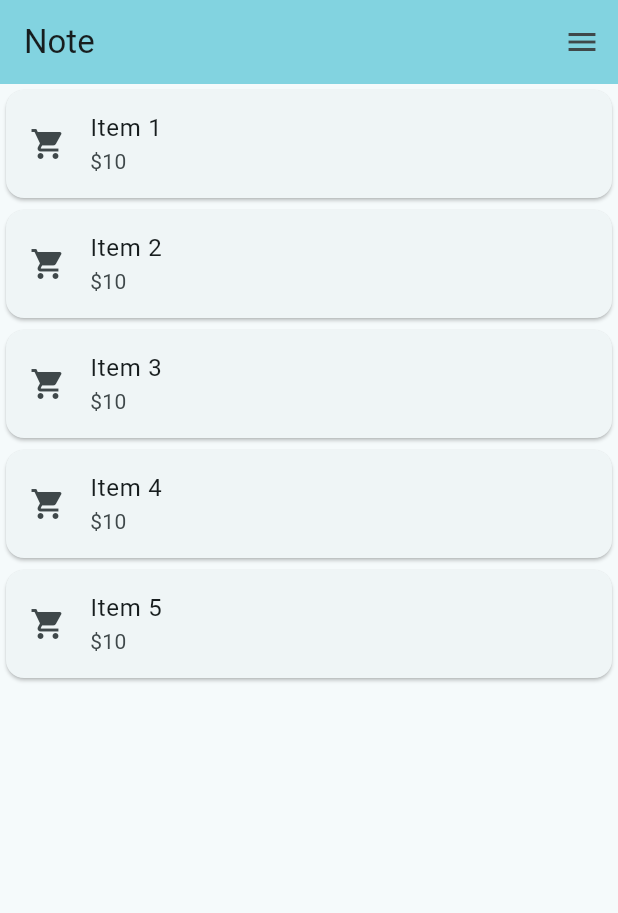
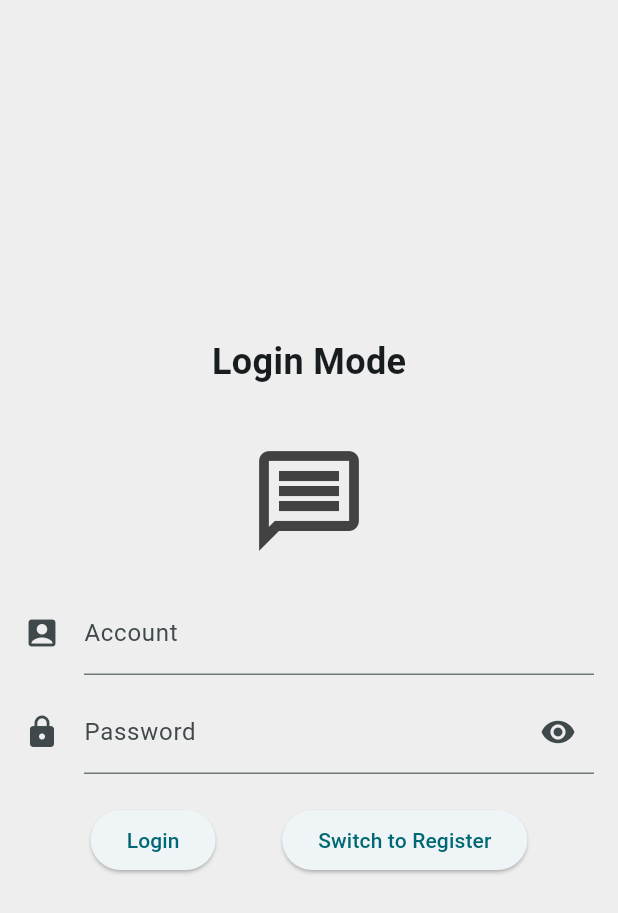
Before and after one commit to fanice1998/ruruChart, a Flutter app: the screen it shows after launch, on a phone screen of 412 x 824 dp. Shown: the top 913 px of the screen. Run offline on Flutter 3.47's test engine with Material 3 defaults, Android fonts, the phone set to English and light mode, and no system bars; our stand-ins replace logger.

Commit message:
create LoginPage.date

```diff
--- /dev/null
+++ b/flutter/client/lib/loginPage/loginPage.dart
@@ -0,0 +1,138 @@
+import 'package:flutter/material.dart';
+import 'package:logger/logger.dart';
+
+class LoginPage extends StatefulWidget {
+  @override
+  _LoginPageState createState() => _LoginPageState();
+}
+
+class _LoginPageState extends State<LoginPage> {
+  bool _isRegistering = false;
+  final logger = Logger();
+
+  void _toggleRegister(bool value) {
+    setState(() {
+      _isRegistering = value;
+      logger.d("Register mode changed to: $_isRegistering");
+    });
+  }
+
+  @override
+  Widget build(BuildContext context) {
+    return Scaffold(
+      backgroundColor: Colors.grey.shade200,
+      body: SafeArea(
+        child: Center(
+          child: SingleChildScrollView(
+            child: Column(
+              mainAxisAlignment: MainAxisAlignment.center,
+              children: [
+                Text(
+                  _isRegistering ? 'Register Mode' : 'Login Mode',
+                  style: TextStyle(fontSize: 24, fontWeight: FontWeight.bold),
+                ),
+                SizedBox(height: 20),
+                SigninPage(
+                  isRegistering: _isRegistering,
+                  onRegisterChanged: _toggleRegister,
+                ),
+              ],
+            ),
+          ),
+        ),
+      ),
+    );
+  }
+}
+
+class SigninPage extends StatefulWidget {
+  final bool isRegistering;
+  final ValueChanged<bool> onRegisterChanged;
+
+  SigninPage({required this.isRegistering, required this.onRegisterChanged});
+
+  @override
+  _SigninPageState createState() => _SigninPageState();
+}
+
+class _SigninPageState extends State<SigninPage> {
+  final logger = Logger();
+  final TextEditingController _accountController = TextEditingController();
+  final TextEditingController _passwordController = TextEditingController();
+  bool _obscureText = true;
+
+  @override
+  void dispose() {
+    _accountController.dispose();
+    _passwordController.dispose();
+    super.dispose();
+  }
+
+  @override
+  Widget build(BuildContext context) {
+    return Padding(
+      padding: const EdgeInsets.all(16.0),
+      child: Column(
+        mainAxisAlignment: MainAxisAlignment.center,
+        children: [
+          Icon(
+            Icons.message_outlined,
+            size: 80,
+            color: Colors.grey.shade800,
+          ),
+          SizedBox(height: 20),
+          TextField(
+            controller: _accountController,
+            decoration: InputDecoration(
+              icon: Icon(Icons.account_box),
+              labelText: 'Account',
+              hintText: 'Enter your username or email',
+            ),
+          ),
+          SizedBox(height: 10),
+          TextField(
+            controller: _passwordController,
+            obscureText: _obscureText,
+            decoration: InputDecoration(
+              icon: Icon(Icons.lock),
+              labelText: 'Password',
+              hintText: 'Enter your password',
+              suffixIcon: IconButton(
+                icon: Icon(
+                    _obscureText ? Icons.visibility : Icons.visibility_off),
+                onPressed: () {
+                  setState(() {
+                    _obscureText = !_obscureText;
+                  });
+                },
+              ),
+            ),
+            keyboardType: TextInputType.visiblePassword,
+          ),
+          SizedBox(height: 20),
+          Row(
+            mainAxisAlignment: MainAxisAlignment.spaceEvenly,
+            children: [
+              ElevatedButton(
+                child: Text(widget.isRegistering ? 'Register' : 'Login'),
+                onPressed: () {
+                  logger.d("Account: ${_accountController.text}");
+                  logger.d("Password: ${_passwordController.text}");
+                  // 在这里添加登录或注册逻辑
+                },
+              ),
+              ElevatedButton(
+                child: Text(widget.isRegistering
+                    ? 'Switch to Login'
+                    : 'Switch to Register'),
+                onPressed: () {
+                  widget.onRegisterChanged(!widget.isRegistering);
+                },
+              ),
+            ],
+          ),
+        ],
+      ),
+    );
+  }
+}
--- a/flutter/client/lib/main.dart
+++ b/flutter/client/lib/main.dart
@@ -1,5 +1,6 @@
+import 'package:flutter/cupertino.dart';
 import 'package:flutter/material.dart';
-import 'package:flutter/widgets.dart';
+import 'package:client/loginPage/loginPage.dart';
 
 void main() {
   runApp(const MyApp());
@@ -14,121 +15,53 @@ class MyApp extends StatelessWidget {
     return MaterialApp(
       title: 'Flutter Demo',
       theme: ThemeData(
-
-        colorScheme: ColorScheme.fromSeed(seedColor: Color.fromARGB(255, 255, 255, 255)),
+        colorScheme: ColorScheme.fromSeed(
+            seedColor: const Color.fromARGB(255, 255, 255, 255)),
         useMaterial3: true,
       ),
-      home: const HomePage(title: 'Note'),
+      home: StartPage(),
     );
   }
 }
 
-class HomePage extends StatefulWidget {
-  const HomePage({super.key, required this.title});
-  final String title;
+class StartPage extends StatefulWidget {
+  const StartPage({super.key});
 
   @override
-  State<HomePage> createState() => _HomePage();
+  State<StartPage> createState() => _StartPage();
 }
 
-class _HomePage extends State<HomePage> {
+class _StartPage extends State<StartPage> {
+  @override
+  void initState() {
+    super.initState();
 
-  @override
+    // 使用 Future.delayed 延遲三秒後執行
+    Future.delayed(Duration(seconds: 3), () {
+      Navigator.push(
+        context,
+        MaterialPageRoute(builder: (context) => LoginPage()),
+      );
+    });
+  }
+
   Widget build(BuildContext context) {
-    double screenWidth = MediaQuery.of(context).size.width;
-    bool isMobile = screenWidth < 600;
-
     return Scaffold(
-      appBar: AppBar(
-        backgroundColor: Theme.of(context).colorScheme.inversePrimary,
-        title: Text(widget.title),
-        actions: isMobile
-        ?[
-          Builder(
-            builder: (context) {
-              return IconButton(
-                icon: Icon(Icons.menu),
-                onPressed: () {
-                  Scaffold.of(context).openEndDrawer();
-                },
-                );
-            },
-          ),
-        ]
-        : null,
-      ),
-      endDrawer: isMobile
-      ? Drawer(
-        // 側邊收縮欄位
-        child: ListView(
-          padding: EdgeInsets.zero,
-          children: <Widget>[
-            DrawerHeader(
-              child: ListTile(
-                  leading: const Icon(Icons.menu),
-                title: const Text(
-                  'Menu',
-                  style: TextStyle(
-                    color: Colors.grey,
-                    fontSize: 24,
-                  ),
-                ),
-                onTap: () {
-                  Navigator.pop(context);
-                },
-              )
+        backgroundColor: Colors.grey.shade200,
+        body: Column(
+          mainAxisAlignment: MainAxisAlignment.center,
+          children: [
+            Container(
+              padding: const EdgeInsets.all(20),
+              width: MediaQuery.of(context).size.width,
+              height: 100,
+              color: Colors.amber.withAlpha(150),
+              child: const FittedBox(
+                  child: Text(
+                'Welcome to ruruChart',
+              )),
             ),
-            ListTile(
-              leading: const Icon(Icons.home),
-              title: const Text('Home'),
-              onTap: () {
-                // 處理點擊事件
-                Navigator.pop(context);
-              }
-            ),
-            ListTile(
-              leading: const Icon(Icons.home),
-              title: const Text('Home'),
-              onTap: () {
-                // 處理點擊事件
-                Navigator.pop(context);
-              }
-            )
           ],
-        ),
-      )
-      :null,
-      body: Expanded(
-        flex: 8,
-          child: ArticleFeatures(),
-        )
-      );
+        ));
   }
 }
-
-class ArticleFeatures extends StatelessWidget {
-  final List<Map<String, String>> items = [
-    {'name': 'Item 1', 'price': '\$10'},
-    {'name': 'Item 2', 'price': '\$10'},
-    {'name': 'Item 3', 'price': '\$10'},
-    {'name': 'Item 4', 'price': '\$10'},
-    {'name': 'Item 5', 'price': '\$10'},
-  ];
-
-  @override
-  Widget build(BuildContext context) {
-    // TODO: implement build
-    return ListView.builder(
-      itemCount: items.length,
-      itemBuilder: (context, index){
-        return Card(
-          child: ListTile(
-            leading: const Icon(Icons.shopping_cart),
-            title: Text(items[index]['name']!),
-            subtitle: Text(items[index]['price']!),
-          ),
-        );
-      },
-      );
-  }
-}
--- a/flutter/client/pubspec.yaml
+++ b/flutter/client/pubspec.yaml
@@ -30,7 +30,7 @@ environment:
 dependencies:
   flutter:
     sdk: flutter
-
+  logger: ^1.0.0
 
 
   # The following adds the Cupertino Icons font to your application.
```
Also changed, not shown: flutter/client/lib/bottomPage/bottomPage.dart (added), flutter/client/pubspec.lock.
